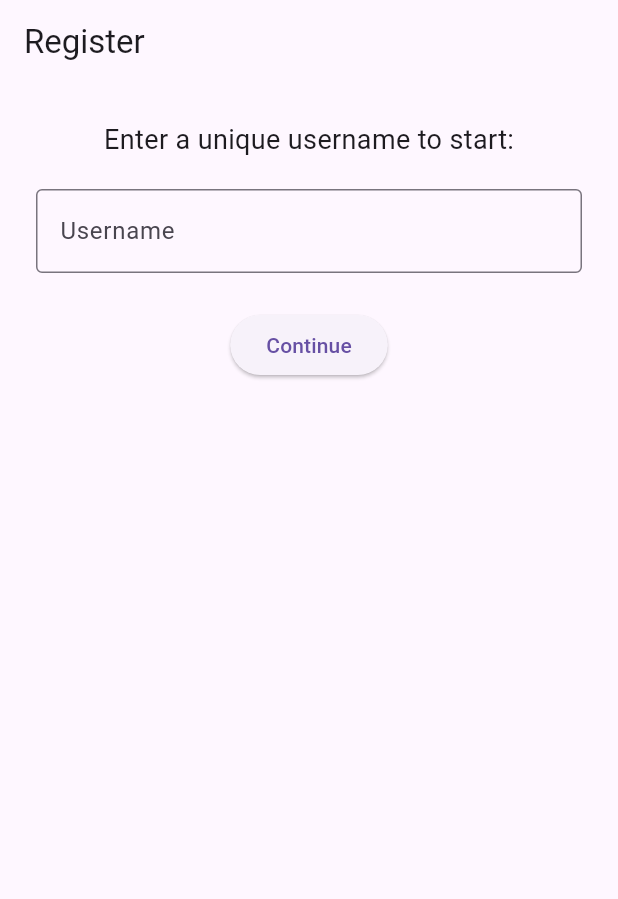
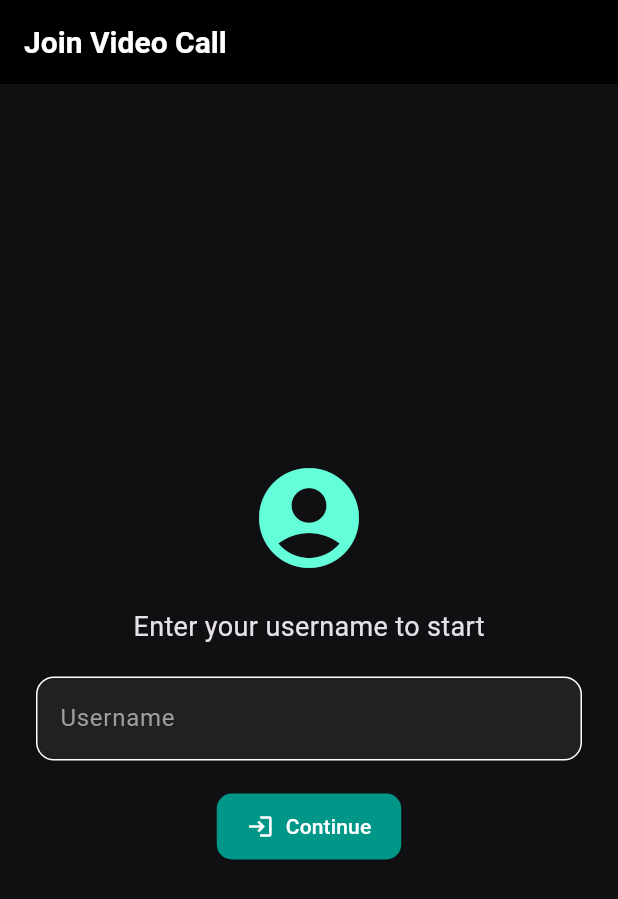
Before and after one commit to nitinc4/vc, a Flutter app: the screen it shows after launch, after a tap on "Continue", on a phone screen of 412 x 824 dp. Shown: the top 899 px of the screen. Run offline on Flutter 3.47's test engine with Material 3 defaults, Android fonts, the light colour scheme and no system bars; our stand-ins replace audioplayers, cloud_firestore, firebase_core, firebase_messaging, flutter_local_notifications, permission_handler and 1 more; missing offline and left inert: agora_rtc_engine; accounts and stored records are empty.

Commit message:
implemented call screen and added permission request

```diff
--- a/lib/main.dart
+++ b/lib/main.dart
@@ -1,106 +1,44 @@
 import 'package:flutter/material.dart';
 import 'package:firebase_core/firebase_core.dart';
 import 'package:firebase_messaging/firebase_messaging.dart';
-import 'package:flutter_local_notifications/flutter_local_notifications.dart';
-import 'package:cloud_firestore/cloud_firestore.dart';
-import 'package:vc/screens/call_screen.dart';
 import 'package:vc/screens/user_registration_screen.dart';
+import 'package:vc/services/notification_service.dart';
+import 'package:vc/services/permissions_service.dart';
 
-final GlobalKey<NavigatorState> navigatorKey = GlobalKey<NavigatorState>();
-
-Future<void> main() async {
+void main() async {
   WidgetsFlutterBinding.ensureInitialized();
   await Firebase.initializeApp();
-  await LocalNotificationService.initialize();
+
+  // Request permissions for camera, mic, and notifications
+  await PermissionsService.requestAllPermissions();
+
+  // Initialize FCM + Local Notifications + Routing
+  await NotificationService.init();
+
+  // Background FCM handler
   FirebaseMessaging.onBackgroundMessage(_firebaseMessagingBackgroundHandler);
+
   runApp(const MyApp());
 }
 
+/// 🔔 Background handler for FCM notifications
 Future<void> _firebaseMessagingBackgroundHandler(RemoteMessage message) async {
   await Firebase.initializeApp();
-  LocalNotificationService.showNotification(
+  NotificationService.showNotification(
     title: message.notification?.title ?? 'Call',
     body: message.notification?.body ?? 'Incoming call',
+    payload: _generatePayloadFromData(message.data),
   );
 }
 
-class LocalNotificationService {
-  static final _plugin = FlutterLocalNotificationsPlugin();
-
-  static Future<void> initialize() async {
-    const AndroidInitializationSettings androidInit =
-        AndroidInitializationSettings('@mipmap/ic_launcher');
-
-    const InitializationSettings initSettings =
-        InitializationSettings(android: androidInit);
-
-    await _plugin.initialize(
-      initSettings,
-      onDidReceiveNotificationResponse: (details) async {
-        if (details.payload == 'call') {
-          final callSnap = await FirebaseFirestore.instance
-              .collection('calls')
-              .where('status', isEqualTo: 'ringing')
-              .orderBy('timestamp', descending: true)
-              .limit(1)
-              .get();
-
-          if (callSnap.docs.isNotEmpty) {
-            final call = callSnap.docs.first.data();
-            final channelId = call['channelId'] ?? '';
-            navigatorKey.currentState?.push(MaterialPageRoute(
-              builder: (_) => CallScreen(channelId: channelId, uid: 2),
-            ));
-          }
-        }
-      },
-    );
-
-    String? token = await FirebaseMessaging.instance.getToken();
-    print('🔐 FCM Token: $token');
-
-    FirebaseMessaging.onMessage.listen((message) {
-      print('📥 Foreground FCM: ${message.notification?.title}');
-      showNotification(
-        title: message.notification?.title ?? 'Call',
-        body: message.notification?.body ?? 'Incoming call',
-      );
-    });
-
-    FirebaseMessaging.onMessageOpenedApp.listen((message) async {
-      final callSnap = await FirebaseFirestore.instance
-          .collection('calls')
-          .where('status', isEqualTo: 'ringing')
-          .orderBy('timestamp', descending: true)
-          .limit(1)
-          .get();
-
-      if (callSnap.docs.isNotEmpty) {
-        final call = callSnap.docs.first.data();
-        final channelId = call['channelId'] ?? '';
-        navigatorKey.currentState?.push(MaterialPageRoute(
-          builder: (_) => CallScreen(channelId: channelId, uid: 2),
-        ));
-      }
-    });
-  }
-
-  static void showNotification({required String title, required String body}) async {
-    const AndroidNotificationDetails androidDetails = AndroidNotificationDetails(
-      'call_channel',
-      'Call Notifications',
-      channelDescription: 'Used for incoming call alerts',
-      importance: Importance.max,
-      priority: Priority.high,
-      fullScreenIntent: true,
-      ticker: 'ticker',
-    );
-
-    const NotificationDetails details = NotificationDetails(android: androidDetails);
-    await _plugin.show(0, title, body, details, payload: 'call');
-  }
+/// 📦 Helper to encode payload for routing
+String _generatePayloadFromData(Map<String, dynamic> data) {
+  final callerId = data['callerId'] ?? 'unknown';
+  final channelId = data['channelId'] ?? 'default_channel';
+  return 'call|$callerId|$channelId';
 }
 
+/// 🌙 Root App
 class MyApp extends StatelessWidget {
   const MyApp({super.key});
 
@@ -108,8 +46,38 @@
   Widget build(BuildContext context) {
     return MaterialApp(
       title: 'Video Call App',
-      navigatorKey: navigatorKey,
+      navigatorKey: NotificationService.navigatorKey,
       debugShowCheckedModeBanner: false,
+      theme: ThemeData.dark().copyWith(
+        scaffoldBackgroundColor: const Color(0xFF101012),
+        colorScheme: ColorScheme.dark(
+          primary: Colors.tealAccent.shade400,
+          secondary: Colors.teal,
+        ),
+        appBarTheme: const AppBarTheme(
+          backgroundColor: Colors.black,
+          elevation: 0,
+          titleTextStyle: TextStyle(
+            color: Colors.white,
+            fontWeight: FontWeight.bold,
+            fontSize: 20,
+          ),
+        ),
+        elevatedButtonTheme: ElevatedButtonThemeData(
+          style: ElevatedButton.styleFrom(
+            backgroundColor: Colors.teal,
+            foregroundColor: Colors.white,
+            shape: RoundedRectangleBorder(
+              borderRadius: BorderRadius.circular(10),
+            ),
+            padding: const EdgeInsets.symmetric(horizontal: 20, vertical: 12),
+          ),
+        ),
+        floatingActionButtonTheme: const FloatingActionButtonThemeData(
+          backgroundColor: Colors.teal,
+          foregroundColor: Colors.white,
+        ),
+      ),
       home: const UserRegistrationScreen(),
     );
   }
--- a/lib/screens/call_screen.dart
+++ b/lib/screens/call_screen.dart
@@ -2,6 +2,7 @@
 import 'package:flutter/material.dart';
 import 'package:permission_handler/permission_handler.dart';
 import 'package:agora_rtc_engine/agora_rtc_engine.dart';
+import 'package:wakelock_plus/wakelock_plus.dart';
 
 const String appId = 'eebc91dcf2bc42ad9dbdc13c09f1a618';
 
@@ -24,8 +25,9 @@ class _CallScreenState extends State<CallScreen> {
   @override
   void initState() {
     super.initState();
+    WakelockPlus.enable(); // Keep screen on during call
     _initAgora();
-  }
+}
 
   Future<void> _initAgora() async {
     await [Permission.microphone, Permission.camera].request();
@@ -69,10 +71,11 @@ class _CallScreenState extends State<CallScreen> {
 
   @override
   void dispose() {
+    WakelockPlus.disable(); // Allow screen to sleep again
     _engine.leaveChannel();
     _engine.release();
     super.dispose();
-  }
+}
 
  Widget _renderLocalPreview() {
     if (_joined) {
--- a/lib/screens/user_registration_screen.dart
+++ b/lib/screens/user_registration_screen.dart
@@ -1,7 +1,7 @@
+import 'package:flutter/material.dart';
 import 'package:cloud_firestore/cloud_firestore.dart';
 import 'package:firebase_messaging/firebase_messaging.dart';
-import 'package:flutter/material.dart';
-import 'package:vc/screens/home_screen_connected.dart';
+import './home_screen_connected.dart';
 
 class UserRegistrationScreen extends StatefulWidget {
   const UserRegistrationScreen({super.key});
@@ -11,22 +11,19 @@ class UserRegistrationScreen extends StatefulWidget {
 }
 
 class _UserRegistrationScreenState extends State<UserRegistrationScreen> {
-  final TextEditingController _usernameController = TextEditingController();
-  bool _isLoading = false;
+  final _controller = TextEditingController();
+  bool _loading = false;
 
-  Future<void> _registerUser() async {
-    final username = _usernameController.text.trim();
+  Future<void> _registerUser(String username) async {
     if (username.isEmpty) return;
 
-    setState(() => _isLoading = true);
+    setState(() => _loading = true);
 
-    try {
     final fcmToken = await FirebaseMessaging.instance.getToken();
 
     await FirebaseFirestore.instance.collection('users').doc(username).set({
       'username': username,
       'fcmToken': fcmToken,
-        'lastSeen': DateTime.now(),
     });
 
     Navigator.pushReplacement(
@@ -35,43 +32,50 @@ class _UserRegistrationScreenState extends State<UserRegistrationScreen> {
         builder: (_) => HomeScreenConnected(currentUsername: username),
       ),
     );
-    } catch (e) {
-      ScaffoldMessenger.of(context).showSnackBar(
-        SnackBar(content: Text('Error: ${e.toString()}')),
-      );
-    } finally {
-      setState(() => _isLoading = false);
-    }
+
+    setState(() => _loading = false);
   }
 
   @override
   Widget build(BuildContext context) {
     return Scaffold(
-      appBar: AppBar(title: const Text('Register')),
+      appBar: AppBar(title: const Text('Join Video Call')),
       body: Padding(
         padding: const EdgeInsets.all(24.0),
+        child: Center(
           child: Column(
+            mainAxisAlignment: MainAxisAlignment.center,
             children: [
-            const Text('Enter a unique username to start:',
-                style: TextStyle(fontSize: 18)),
+              const Icon(Icons.account_circle, size: 80, color: Colors.tealAccent),
+              const SizedBox(height: 20),
+              const Text(
+                'Enter your username to start',
+                style: TextStyle(fontSize: 18),
+              ),
               const SizedBox(height: 20),
               TextField(
-              controller: _usernameController,
-              decoration: const InputDecoration(
-                labelText: 'Username',
-                border: OutlineInputBorder(),
+                controller: _controller,
+                style: const TextStyle(color: Colors.white),
+                decoration: InputDecoration(
+                  hintText: 'Username',
+                  hintStyle: const TextStyle(color: Colors.grey),
+                  filled: true,
+                  fillColor: Colors.grey[900],
+                  border: OutlineInputBorder(borderRadius: BorderRadius.circular(12)),
                 ),
               ),
-            const SizedBox(height: 24),
-            ElevatedButton(
-              onPressed: _isLoading ? null : _registerUser,
-              child: _isLoading
-                  ? const CircularProgressIndicator()
+              const SizedBox(height: 20),
+              ElevatedButton.icon(
+                onPressed: _loading ? null : () => _registerUser(_controller.text.trim()),
+                icon: const Icon(Icons.login),
+                label: _loading
+                    ? const CircularProgressIndicator(color: Colors.white)
                     : const Text('Continue'),
               )
             ],
           ),
         ),
+      ),
     );
   }
 }
--- a/lib/services/notification_service.dart
+++ b/lib/services/notification_service.dart
@@ -1,7 +1,13 @@
 import 'package:firebase_messaging/firebase_messaging.dart';
+import 'package:flutter/material.dart';
+import 'package:flutter_local_notifications/flutter_local_notifications.dart';
+import 'package:vc/screens/incoming_call_screen.dart';
 
 class NotificationService {
   static final FirebaseMessaging _fcm = FirebaseMessaging.instance;
+  static final FlutterLocalNotificationsPlugin _plugin = FlutterLocalNotificationsPlugin();
+
+  static final GlobalKey<NavigatorState> navigatorKey = GlobalKey<NavigatorState>();
 
   static Future<void> init() async {
     await _fcm.requestPermission();
@@ -10,12 +16,51 @@ class NotificationService {
     // ignore: avoid_print
     print('🔐 FCM Token: $fcmToken');
 
+    // Setup local notification config
+    const androidInit = AndroidInitializationSettings('@mipmap/ic_launcher');
+    const initSettings = InitializationSettings(android: androidInit);
+
+    await _plugin.initialize(
+      initSettings,
+      onDidReceiveNotificationResponse: (details) {
+        final parts = details.payload?.split('|') ?? [];
+        final callerId = parts.length > 1 ? parts[1] : 'unknown';
+        final channelId = parts.length > 2 ? parts[2] : 'default_channel';
+
+        navigatorKey.currentState?.push(MaterialPageRoute(
+          builder: (_) => IncomingCallScreen(
+            callerId: callerId,
+            channelId: channelId,
+          ),
+        ));
+      },
+    );
+
     FirebaseMessaging.onMessage.listen((RemoteMessage message) {
-      print('📲 Foreground message received: ${message.notification?.title}');
+      final data = message.data;
+      final isCall = data['type'] == 'call' ||
+          message.notification?.title?.toLowerCase().contains('call') == true;
+
+      if (isCall) {
+        showNotification(
+          title: message.notification?.title ?? 'Incoming Call',
+          body: message.notification?.body ?? 'Someone is calling...',
+          payload: 'call|${data['callerId'] ?? 'unknown'}|${data['channelId'] ?? 'default_channel'}',
+        );
+      }
     });
 
     FirebaseMessaging.onMessageOpenedApp.listen((RemoteMessage message) {
-      print('🟢 Notification clicked: ${message.notification?.title}');
+      final data = message.data;
+      final callerId = data['callerId'] ?? 'unknown';
+      final channelId = data['channelId'] ?? 'default_channel';
+
+      navigatorKey.currentState?.push(MaterialPageRoute(
+        builder: (_) => IncomingCallScreen(
+          callerId: callerId,
+          channelId: channelId,
+        ),
+      ));
     });
 
     FirebaseMessaging.onBackgroundMessage(_backgroundHandler);
@@ -24,4 +69,23 @@ class NotificationService {
   static Future<void> _backgroundHandler(RemoteMessage message) async {
     print('🔕 Background notification: ${message.notification?.title}');
   }
+
+  static Future<void> showNotification({
+    required String title,
+    required String body,
+    String payload = '',
+  }) async {
+    const androidDetails = AndroidNotificationDetails(
+      'call_channel',
+      'Call Notifications',
+      channelDescription: 'Incoming call alerts',
+      importance: Importance.max,
+      priority: Priority.high,
+      fullScreenIntent: true,
+      ticker: 'ticker',
+    );
+
+    const details = NotificationDetails(android: androidDetails);
+    await _plugin.show(0, title, body, details, payload: payload);
+  }
 }
--- /dev/null
+++ b/lib/services/permissions_service.dart
@@ -0,0 +1,20 @@
+import 'package:permission_handler/permission_handler.dart';
+
+class PermissionsService {
+  static Future<void> requestAllPermissions() async {
+    final statuses = await [
+      Permission.camera,
+      Permission.microphone,
+      Permission.notification,
+    ].request();
+
+    if (statuses[Permission.camera]!.isDenied ||
+        statuses[Permission.microphone]!.isDenied ||
+        statuses[Permission.notification]!.isDenied) {
+      // You can show a dialog or redirect to app settings here if needed
+      print('🚫 One or more permissions were denied');
+    } else {
+      print('✅ All permissions granted');
+    }
+  }
+}
```
Also changed, not shown: lib/screens/home_screen_connected.dart (+22 -17 lines), lib/screens/incoming_call_screen.dart (added, +96 -0 lines), pubspec.yaml (+7 -4 lines), pubspec.lock, 8 other files. Lines whose indentation alone changed are shown as unchanged.
